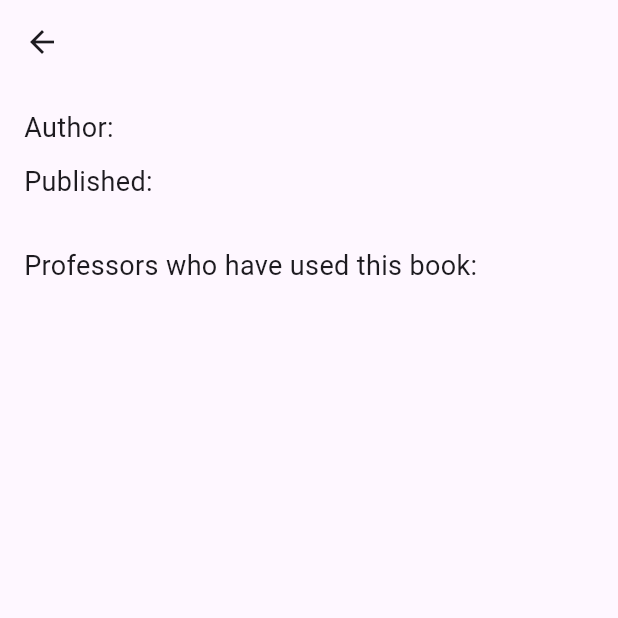
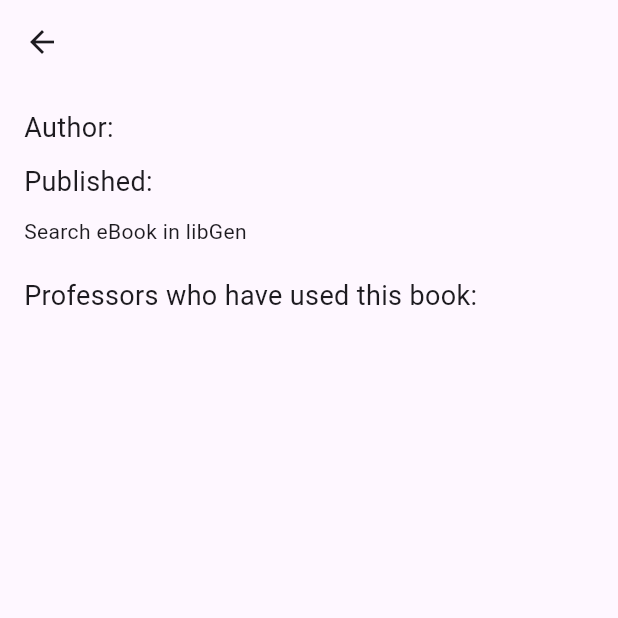
Before and after one commit to esmg1/yachay_app, a Flutter app: the BookPage screen opened directly with empty values, on a phone screen of 412 x 824 dp, the top half of it. Run offline on Flutter 3.47's test engine with Material 3 defaults, Android fonts, the phone set to English and light mode, and no system bars.

Commit message:
Added search in libgen

```diff
--- a/lib/pages/book_page.dart
+++ b/lib/pages/book_page.dart
@@ -1,4 +1,5 @@
 import 'package:flutter/material.dart';
+import 'package:url_launcher/url_launcher.dart';
 
 import '../models/book.dart';
 
@@ -6,6 +7,8 @@ class BookPage extends StatelessWidget {
   final Book book;
 
   const BookPage({super.key, required this.book});
+
+  final lgHost = 'libgen.is';
 
   @override
   Widget build(BuildContext context) {
@@ -23,11 +26,19 @@ class BookPage extends StatelessWidget {
             Text('Published: ${book.publishDate}', style: const TextStyle(fontSize: 18)),
             const SizedBox(height: 10),
             if (book.ebookLink.isNotEmpty)
-              TextButton(
-                onPressed: () {
-                  // Open ebook link
-                },
-                child: const Text('Get eBook'),
+              InkWell(
+                child: const Text('Download eBook'),
+                onTap: () => launch(book.ebookLink)
+              )
+            else
+              InkWell(
+                child: const Text('Search eBook in libGen'),
+                onTap: () => launch(Uri(
+                  scheme: 'https',
+                  host: lgHost,
+                  path: '/search.php',
+                  queryParameters: {'req': '${book.author} ${book.name}'}
+                ).toString())
               ),
             if (book.amazonLink.isNotEmpty)
               TextButton(
--- a/lib/pages/career_page.dart
+++ b/lib/pages/career_page.dart
@@ -16,6 +16,7 @@ class CareerPage extends StatelessWidget {
       body: ListView.builder(
         itemCount: career.courses.length,
         itemBuilder: (context, index) {
+          career.courses.sort((a, b) => a.name.compareTo(b.name));
           return ListTile(
             title: Text(career.courses[index].name),
             leading: const Icon(Icons.book),
--- a/pubspec.yaml
+++ b/pubspec.yaml
@@ -40,6 +40,7 @@ dependencies:
   english_words: ^4.0.0
   provider: ^6.0.0
   http: ^1.2.2
+  url_launcher: ^6.3.0
 
 dev_dependencies:
   flutter_test:
```
Also changed, not shown: pubspec.lock, 9 other files.
